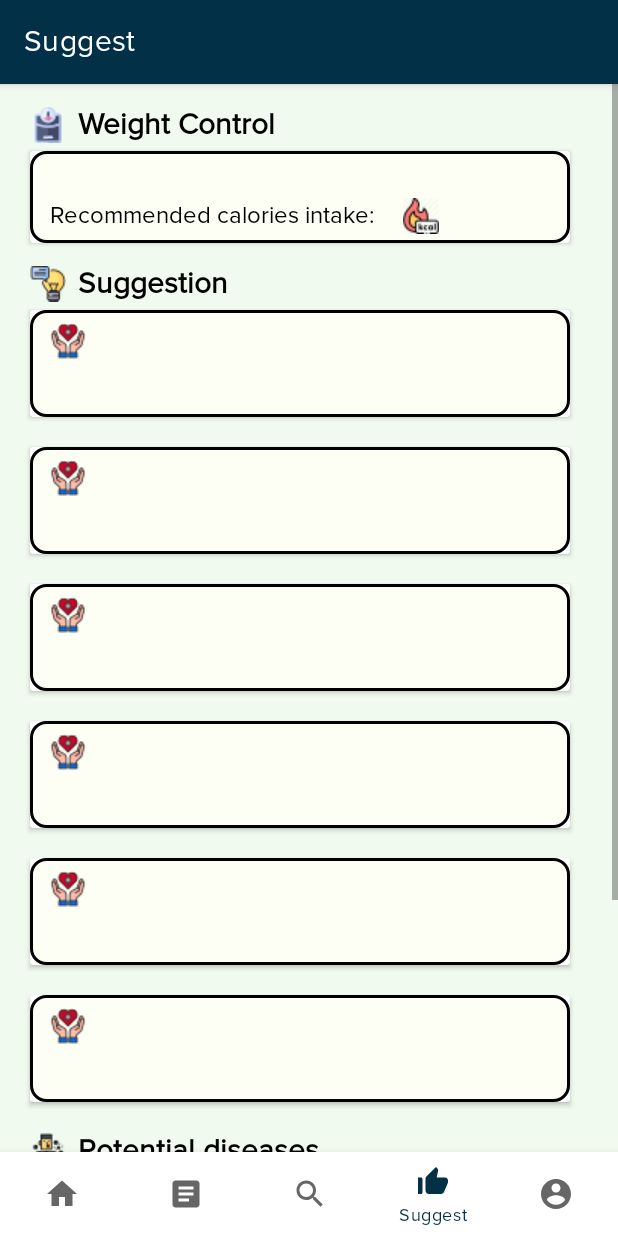
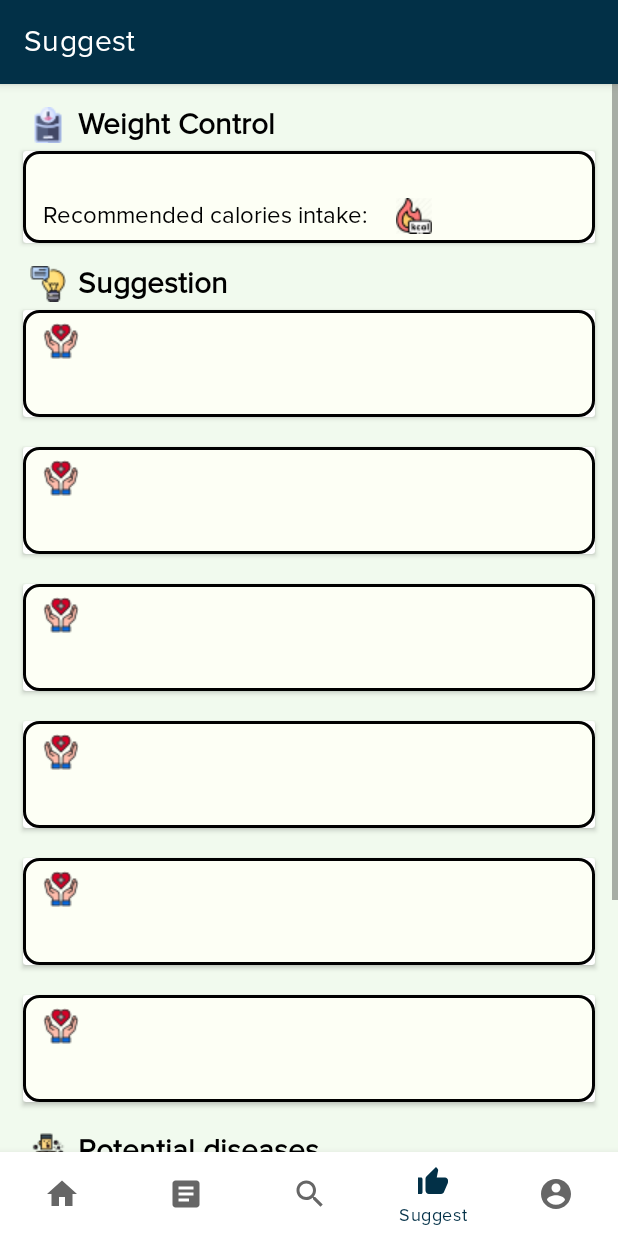
Before and after one commit to chunann37/Nutrister, an Android app: the screen it shows after launch once a user with an empty profile is signed in (MainActivity), item 4 of the bottom bar chosen, on a phone screen of 412 x 824 dp. Run offline under Robolectric (Android 15) with nearby library versions, the phone set to English and light mode, and no system bars; our stand-ins replace Firebase (no records; nobody signed in at launch, a user with empty details on screens opened directly), navigation-ui; libraries missing offline, so code that uses them is left out: com.github.mikephil.charting; 42 statements that could not run were skipped.

Commit message:
90% and require adjustments

```diff
--- a/app/src/main/AndroidManifest.xml
+++ b/app/src/main/AndroidManifest.xml
@@ -62,8 +62,6 @@
         <activity android:name=".Register">
             <intent-filter>
                 <action android:name="android.intent.action.MAIN" />
-
-                <category android:name="android.intent.category.LAUNCHER" />
             </intent-filter>
         </activity>
         <activity
--- a/app/src/main/java/com/example/nutrister/utils/FoodItem.java
+++ b/app/src/main/java/com/example/nutrister/utils/FoodItem.java
@@ -3,7 +3,7 @@ package com.example.nutrister.utils;
 import android.widget.Button;
 
 public class FoodItem {
-    private String foodCarbs, foodEnergy, foodFat, foodFiber, foodLabel, foodProtein, foodServing, timestamp;
+    private String foodCarbs, foodEnergy, foodFat, foodFiber, foodLabel, foodProtein, foodServing;
 
     public FoodItem() {
     }
--- a/app/src/main/res/layout/activity_search.xml
+++ b/app/src/main/res/layout/activity_search.xml
@@ -363,7 +363,8 @@
                     android:layout_width="wrap_content"
                     android:layout_height="wrap_content"
                     android:layout_below="@id/servingSpinner"
-                    android:layout_marginStart="240dp"
+                    android:layout_alignParentEnd="true"
+                    android:layout_marginEnd="40dp"
                     android:layout_alignBaseline="@id/customFoodBtn"
                     android:text="Add to Log"
                     android:textSize="14sp"
--- a/app/src/main/res/layout/food_item.xml
+++ b/app/src/main/res/layout/food_item.xml
@@ -39,7 +39,6 @@
             android:id="@+id/foodEnergy_item"
             android:layout_width="wrap_content"
             android:layout_height="wrap_content"
-            android:layout_marginStart="260dp"
             android:layout_alignParentEnd="true"
             android:paddingTop="5dp"
             android:paddingBottom="5dp"
@@ -51,7 +50,6 @@
             android:textSize="18sp" />
 
 
-
     </RelativeLayout>
 
 </androidx.cardview.widget.CardView>
--- a/app/src/main/res/layout/fragment_suggest.xml
+++ b/app/src/main/res/layout/fragment_suggest.xml
@@ -40,7 +40,8 @@
                     android:layout_width="wrap_content"
                     android:layout_height="wrap_content"
                     android:layout_below="@id/weightTitle"
-                    android:layout_marginStart="20dp"
+                    android:layout_marginStart="15dp"
+                    android:layout_marginEnd="15dp"
                     android:layout_marginTop="5dp">
 
                     <LinearLayout
@@ -58,7 +59,7 @@
 
                             <TextView
                                 android:id="@+id/weightSuggestion"
-                                android:layout_width="353dp"
+                                android:layout_width="match_parent"
                                 android:layout_height="wrap_content"
                                 android:paddingStart="10dp"
                                 android:paddingTop="5dp"
@@ -117,7 +118,8 @@
                     android:layout_width="wrap_content"
                     android:layout_height="wrap_content"
                     android:layout_below="@id/healthTitle"
-                    android:layout_marginStart="20dp"
+                    android:layout_marginStart="15dp"
+                    android:layout_marginEnd="15dp"
                     android:layout_marginTop="5dp">
 
                     <LinearLayout
@@ -135,7 +137,7 @@
 
                             <TextView
                                 android:id="@+id/suggestTitle0"
-                                android:layout_width="353dp"
+                                android:layout_width="match_parent"
                                 android:layout_height="wrap_content"
                                 android:paddingStart="10dp"
                                 android:paddingEnd="5dp"
@@ -148,7 +150,7 @@
 
                             <TextView
                                 android:id="@+id/suggestAdvice0"
-                                android:layout_width="353dp"
+                                android:layout_width="match_parent"
                                 android:layout_height="wrap_content"
                                 android:layout_below="@+id/suggestTitle0"
                                 android:paddingStart="8dp"
@@ -170,8 +172,8 @@
                     android:layout_width="wrap_content"
                     android:layout_height="wrap_content"
                     android:layout_below="@id/cardView0"
-                    android:layout_marginStart="20dp"
-                    android:layout_marginLeft="20dp"
+                    android:layout_marginStart="15dp"
+                    android:layout_marginEnd="15dp"
                     android:layout_marginTop="20dp"
                     android:background="@color/purple_500">
 
@@ -179,7 +181,6 @@
                         android:layout_width="match_parent"
                         android:layout_height="wrap_content"
                         android:layout_marginStart="0dp"
-                        android:layout_marginLeft="0dp"
                         android:layout_weight="0.9"
                         android:background="@drawable/border"
                         android:orientation="vertical"
@@ -191,7 +192,7 @@
 
                             <TextView
                                 android:id="@+id/suggestTitle1"
-                                android:layout_width="353dp"
+                                android:layout_width="match_parent"
                                 android:layout_height="wrap_content"
                                 android:paddingStart="10dp"
                                 android:paddingEnd="5dp"
@@ -204,7 +205,7 @@
 
                             <TextView
                                 android:id="@+id/suggestAdvice1"
-                                android:layout_width="353dp"
+                                android:layout_width="match_parent"
                                 android:layout_height="wrap_content"
                                 android:layout_below="@+id/suggestTitle1"
                                 android:paddingStart="8dp"
@@ -225,8 +226,8 @@
                     android:layout_width="wrap_content"
                     android:layout_height="wrap_content"
                     android:layout_below="@id/cardView1"
-                    android:layout_marginStart="20dp"
-                    android:layout_marginLeft="20dp"
+                    android:layout_marginStart="15dp"
+                    android:layout_marginEnd="15dp"
                     android:layout_marginTop="20dp"
                     android:background="@color/purple_500">
 
@@ -234,13 +235,11 @@
                         android:layout_width="match_parent"
                         android:layout_height="wrap_content"
                         android:layout_marginStart="0dp"
-                        android:layout_marginLeft="0dp"
+
                         android:layout_weight="0.9"
                         android:background="@drawable/border"
                         android:orientation="vertical"
-                        android:padding="3dp"
-
-                        >
+                        android:padding="3dp">
 
                         <RelativeLayout
                             android:layout_width="match_parent"
@@ -248,7 +247,7 @@
 
                             <TextView
                                 android:id="@+id/suggestTitle2"
-                                android:layout_width="353dp"
+                                android:layout_width="match_parent"
                                 android:layout_height="wrap_content"
                                 android:paddingStart="10dp"
                                 android:paddingEnd="5dp"
@@ -261,7 +260,7 @@
 
                             <TextView
                                 android:id="@+id/suggestAdvice2"
-                                android:layout_width="353dp"
+                                android:layout_width="match_parent"
                                 android:layout_height="wrap_content"
                                 android:layout_below="@+id/suggestTitle2"
                                 android:paddingStart="8dp"
@@ -282,8 +281,8 @@
                     android:layout_width="wrap_content"
                     android:layout_height="wrap_content"
                     android:layout_below="@id/cardView2"
-                    android:layout_marginStart="20dp"
-                    android:layout_marginLeft="20dp"
+                    android:layout_marginStart="15dp"
+                    android:layout_marginEnd="15dp"
                     android:layout_marginTop="20dp"
                     android:background="@color/purple_500">
 
@@ -291,7 +290,6 @@
                         android:layout_width="match_parent"
                         android:layout_height="wrap_content"
                         android:layout_marginStart="0dp"
-                        android:layout_marginLeft="0dp"
                         android:layout_weight="0.9"
                         android:background="@drawable/border"
                         android:orientation="vertical"
@@ -303,7 +301,7 @@
 
                             <TextView
                                 android:id="@+id/suggestTitle3"
-                                android:layout_width="353dp"
+                                android:layout_width="match_parent"
                                 android:layout_height="wrap_content"
                                 android:paddingStart="10dp"
                                 android:paddingEnd="5dp"
@@ -316,7 +314,7 @@
 
                             <TextView
                                 android:id="@+id/suggestAdvice3"
-                                android:layout_width="353dp"
+                                android:layout_width="match_parent"
                                 android:layout_height="wrap_content"
                                 android:layout_below="@+id/suggestTitle3"
                                 android:paddingStart="8dp"
@@ -337,8 +335,8 @@
                     android:layout_width="wrap_content"
                     android:layout_height="wrap_content"
                     android:layout_below="@id/cardView3"
-                    android:layout_marginStart="20dp"
-                    android:layout_marginLeft="20dp"
+                    android:layout_marginStart="15dp"
+                    android:layout_marginEnd="15dp"
                     android:layout_marginTop="20dp"
                     android:background="@color/purple_500">
 
@@ -346,7 +344,6 @@
                         android:layout_width="match_parent"
                         android:layout_height="wrap_content"
                         android:layout_marginStart="0dp"
-                        android:layout_marginLeft="0dp"
                         android:layout_weight="0.9"
                         android:background="@drawable/border"
                         android:orientation="vertical"
@@ -358,7 +355,7 @@
 
                             <TextView
                                 android:id="@+id/suggestTitle4"
-                                android:layout_width="353dp"
+                                android:layout_width="match_parent"
                                 android:layout_height="wrap_content"
                                 android:paddingStart="10dp"
                                 android:paddingEnd="5dp"
@@ -371,7 +368,7 @@
 
                             <TextView
                                 android:id="@+id/suggestAdvice4"
-                                android:layout_width="353dp"
+                                android:layout_width="match_parent"
                                 android:layout_height="wrap_content"
                                 android:layout_below="@+id/suggestTitle4"
                                 android:paddingStart="8dp"
@@ -392,7 +389,8 @@
                     android:layout_width="wrap_content"
                     android:layout_height="wrap_content"
                     android:layout_below="@id/cardView4"
-                    android:layout_marginStart="20dp"
+                    android:layout_marginStart="15dp"
+                    android:layout_marginEnd="15dp"
                     android:layout_marginTop="20dp"
                     android:layout_marginBottom="15dp"
                     android:background="@color/purple_500">
@@ -401,7 +399,6 @@
                         android:layout_width="match_parent"
                         android:layout_height="wrap_content"
                         android:layout_marginStart="0dp"
-                        android:layout_marginLeft="0dp"
                         android:layout_weight="0.9"
                         android:background="@drawable/border"
                         android:orientation="vertical"
@@ -413,7 +410,7 @@
 
                             <TextView
                                 android:id="@+id/suggestTitle5"
-                                android:layout_width="353dp"
+                                android:layout_width="match_parent"
                                 android:layout_height="wrap_content"
                                 android:paddingStart="10dp"
                                 android:paddingEnd="5dp"
@@ -426,7 +423,7 @@
 
                             <TextView
                                 android:id="@+id/suggestAdvice5"
-                                android:layout_width="353dp"
+                                android:layout_width="match_parent"
                                 android:layout_height="wrap_content"
                                 android:layout_below="@+id/suggestTitle5"
                                 android:paddingStart="8dp"
@@ -462,7 +459,8 @@
                     android:layout_width="wrap_content"
                     android:layout_height="wrap_content"
                     android:layout_below="@id/diseaseTitle"
-                    android:layout_marginStart="20dp"
+                    android:layout_marginStart="15dp"
+                    android:layout_marginEnd="15dp"
                     android:layout_marginTop="5dp"
                     android:background="@color/purple_500">
 
@@ -481,7 +479,7 @@
 
                             <TextView
                                 android:id="@+id/diseaseList"
-                                android:layout_width="353dp"
+                                android:layout_width="match_parent"
                                 android:layout_height="wrap_content"
                                 android:paddingStart="10dp"
                                 android:paddingEnd="5dp"
--- a/app/src/main/res/values-night/themes.xml
+++ b/app/src/main/res/values-night/themes.xml
@@ -2,20 +2,22 @@
     <!-- Base application theme. -->
     <style name="Theme.Nutrister" parent="Theme.MaterialComponents.DayNight.DarkActionBar">
         <!-- Primary brand color. -->
-        <item name="colorPrimary">@color/purple_200</item>
-        <item name="colorPrimaryVariant">@color/purple_700</item>
-        <item name="colorOnPrimary">@color/black</item>
+        <item name="colorPrimary">@color/prussian_blue</item>
+        <item name="colorPrimaryVariant">@color/blue_green</item>
+        <item name="colorOnPrimary">@color/white</item>
         <!-- Secondary brand color. -->
-        <item name="colorSecondary">@color/teal_200</item>
-        <item name="colorSecondaryVariant">@color/teal_200</item>
+        <item name="colorSecondary">@color/honey_yellow</item>
+        <item name="colorSecondaryVariant">@color/orange</item>
         <item name="colorOnSecondary">@color/black</item>
         <!-- Status bar color. -->
         <item name="android:statusBarColor" tools:targetApi="l">?attr/colorPrimaryVariant</item>
         <!-- Customize your theme here. -->
         <item name="android:textColorPrimary">@color/text_color_primary</item>
         <item name="android:textColor">@color/text_color_primary</item>
+
         <!-- Customize your font here. -->
         <item name="fontFamily">@font/proxima_nova</item>
 
+
     </style>
 </resources>
--- a/app/src/main/res/values/array.xml
+++ b/app/src/main/res/values/array.xml
@@ -3,9 +3,9 @@
 
     <string-array name="exercise_frequency">
     <item>little or no exercise</item>
-    <item>light exercise or sports 1–3 days/week</item>
-    <item>moderate exercise 3–5 days/week)</item>
-    <item>hard exercise 6–7 days/week</item>
+    <item>light exercise or sports (1–3 days/week)</item>
+    <item>moderate exercise (3–5 days/week)</item>
+    <item>hard exercise (6–7 days/week)</item>
     <item>very hard exercise and a physical job</item>
     </string-array>
 
```
Also changed, not shown: app/src/main/res/layout/activity_update_profile.xml (+16 -4 lines), app/src/main/res/layout/fragment_home.xml (+68 -62 lines), app/src/main/res/layout/fragment_log.xml (+28 -21 lines), app/src/main/res/layout/fragment_profile.xml (+8 -2 lines).
